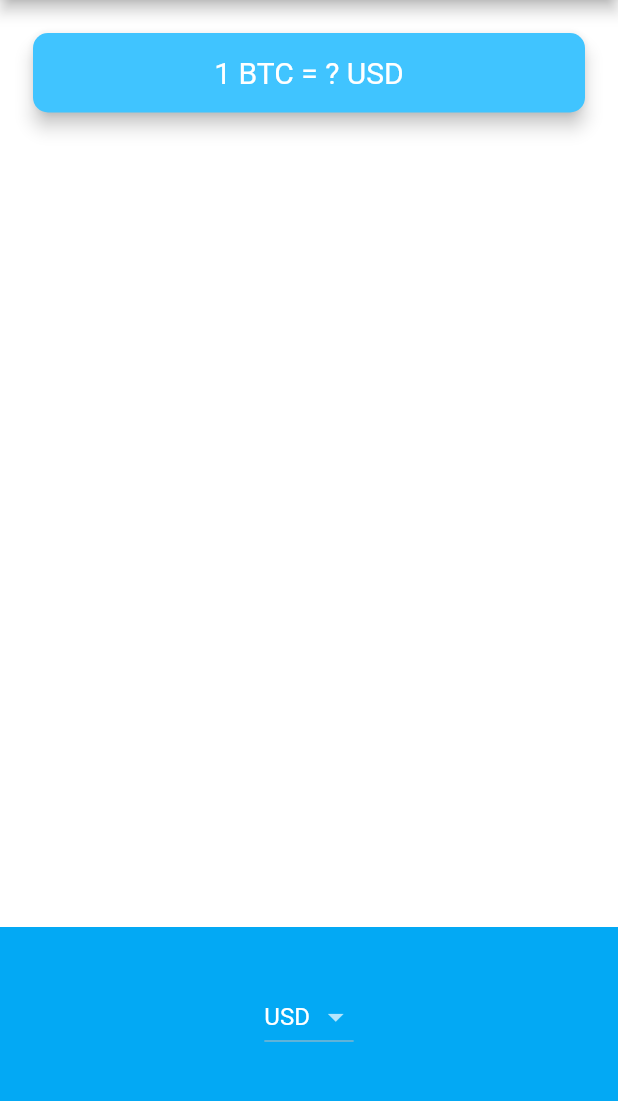
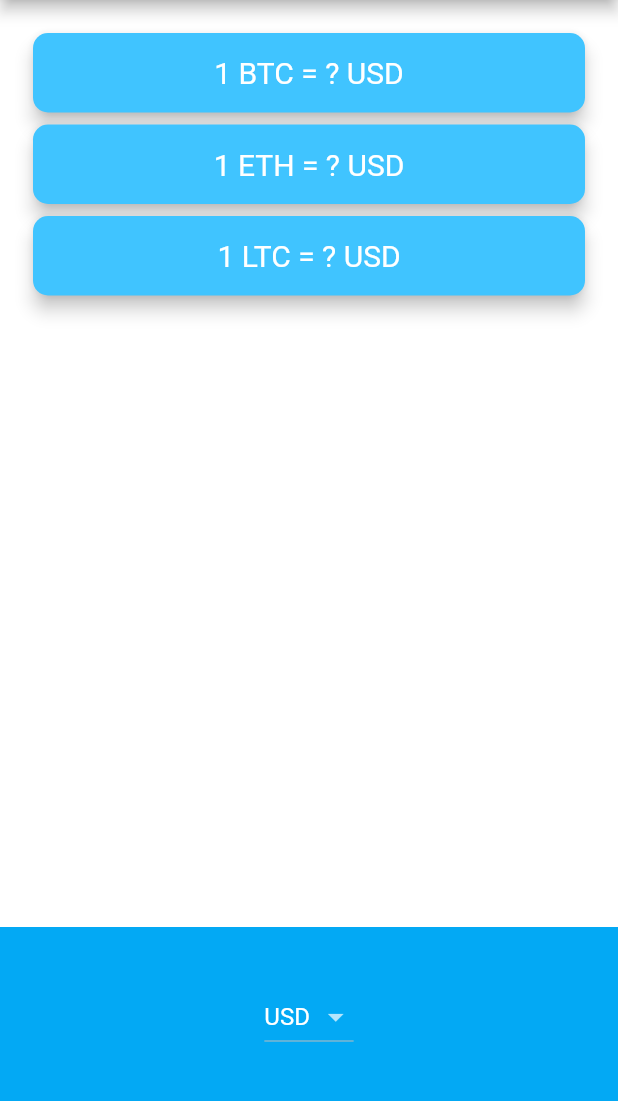
Before and after one commit to aksharpatel47/flutter-bootcamp, a Flutter app: the screen it shows after launch, on a phone screen of 412 x 824 dp, the part 84-1185 px from its top. Run offline on Flutter 3.47's test engine with Material 2 defaults, Android fonts, the phone set to English and light mode, and no system bars; our stand-ins replace audioplayers, flutter_spinkit, font_awesome_flutter, location; generated files the repository leaves out were written again; network calls fail.

Commit message:
feat: complete bitcoin app
Resolves: #10

```diff
--- a/bitcoin/lib/price_screen.dart
+++ b/bitcoin/lib/price_screen.dart
@@ -1,3 +1,4 @@
+import 'package:bitcoin_ticker/network_helper.dart';
 import 'package:flutter/material.dart';
 import 'package:flutter/cupertino.dart';
 import 'coin_data.dart';
@@ -10,6 +11,7 @@ class PriceScreen extends StatefulWidget {
 
 class _PriceScreenState extends State<PriceScreen> {
   String selectedCurrency = 'USD';
+  List<String> exchangePrices = ['?', '?', '?'];
 
   DropdownButton<String> androidDropdown() {
     List<DropdownMenuItem<String>> dropdownItems = [];
@@ -27,6 +29,8 @@ class _PriceScreenState extends State<PriceScreen> {
       onChanged: (value) {
         setState(() {
           selectedCurrency = value;
+
+          getData();
         });
       },
     );
@@ -42,18 +46,63 @@ class _PriceScreenState extends State<PriceScreen> {
       backgroundColor: Colors.lightBlue,
       itemExtent: 32.0,
       onSelectedItemChanged: (selectedIndex) {
-        print(selectedIndex);
+        setState(() {
+          selectedCurrency = currenciesList[selectedIndex];
+          getData();
+        });
       },
       children: pickerItems,
     );
   }
 
-  //TODO: Create a method here called getData() to get the coin data from coin_data.dart
+  Future<void> getData() async {
+    final cFutures = cryptoList
+        .map((c) => getCryptoPricesFor(crypto: c, currency: selectedCurrency));
+    final results = await Future.wait(cFutures);
+    setState(() {
+      final newPrices = results.map((r) => r.last.toString());
+      exchangePrices = newPrices.toList();
+    });
+  }
 
   @override
   void initState() {
     super.initState();
-    //TODO: Call getData() when the screen loads up.
+    getData();
+  }
+
+  Widget renderPrices() {
+    final cards = exchangePrices
+        .asMap()
+        .map((index, price) {
+          final currency = cryptoList[index];
+          final card = Card(
+            color: Colors.lightBlueAccent,
+            elevation: 5.0,
+            shape: RoundedRectangleBorder(
+              borderRadius: BorderRadius.circular(10.0),
+            ),
+            child: Padding(
+              padding: EdgeInsets.symmetric(vertical: 15.0, horizontal: 28.0),
+              child: Text(
+                '1 $currency = $price $selectedCurrency',
+                textAlign: TextAlign.center,
+                style: TextStyle(
+                  fontSize: 20.0,
+                  color: Colors.white,
+                ),
+              ),
+            ),
+          );
+          return MapEntry(index, card);
+        })
+        .values
+        .toList();
+
+    return Column(
+      crossAxisAlignment: CrossAxisAlignment.stretch,
+      children: cards,
+    );
   }
 
   @override
@@ -67,27 +116,8 @@ class _PriceScreenState extends State<PriceScreen> {
         crossAxisAlignment: CrossAxisAlignment.stretch,
         children: <Widget>[
           Padding(
-            padding: EdgeInsets.fromLTRB(18.0, 18.0, 18.0, 0),
-            child: Card(
-              color: Colors.lightBlueAccent,
-              elevation: 5.0,
-              shape: RoundedRectangleBorder(
-                borderRadius: BorderRadius.circular(10.0),
-              ),
-              child: Padding(
-                padding: EdgeInsets.symmetric(vertical: 15.0, horizontal: 28.0),
-                child: Text(
-                  //TODO: Update the Text Widget with the live bitcoin data here.
-                  '1 BTC = ? USD',
-                  textAlign: TextAlign.center,
-                  style: TextStyle(
-                    fontSize: 20.0,
-                    color: Colors.white,
-                  ),
-                ),
-              ),
-            ),
-          ),
+              padding: EdgeInsets.fromLTRB(18.0, 18.0, 18.0, 0),
+              child: renderPrices()),
           Container(
             height: 150.0,
             alignment: Alignment.center,
--- a/bitcoin/pubspec.yaml
+++ b/bitcoin/pubspec.yaml
@@ -7,6 +7,7 @@ environment:
 dependencies:
   flutter:
     sdk: flutter
+  json_annotation: ^2.4.0
 
   cupertino_icons: ^0.1.2
   #TODO: Add your dependencies here.
@@ -14,5 +15,8 @@ dependencies:
 dev_dependencies:
   flutter_test:
     sdk: flutter
+  build_runner: ^1.0.0
+  json_serializable: ^3.0.0
+
 flutter:
   uses-material-design: true
```
Also changed, not shown: bitcoin/lib/coin_data.dart (+0 -9 lines), bitcoin/lib/models/price_model.dart (added, +17 -0 lines), bitcoin/lib/network_helper.dart (added, +11 -0 lines), bitcoin/lib/models/price_model.g.dart (added), bitcoin/pubspec.lock, 1 other file.
